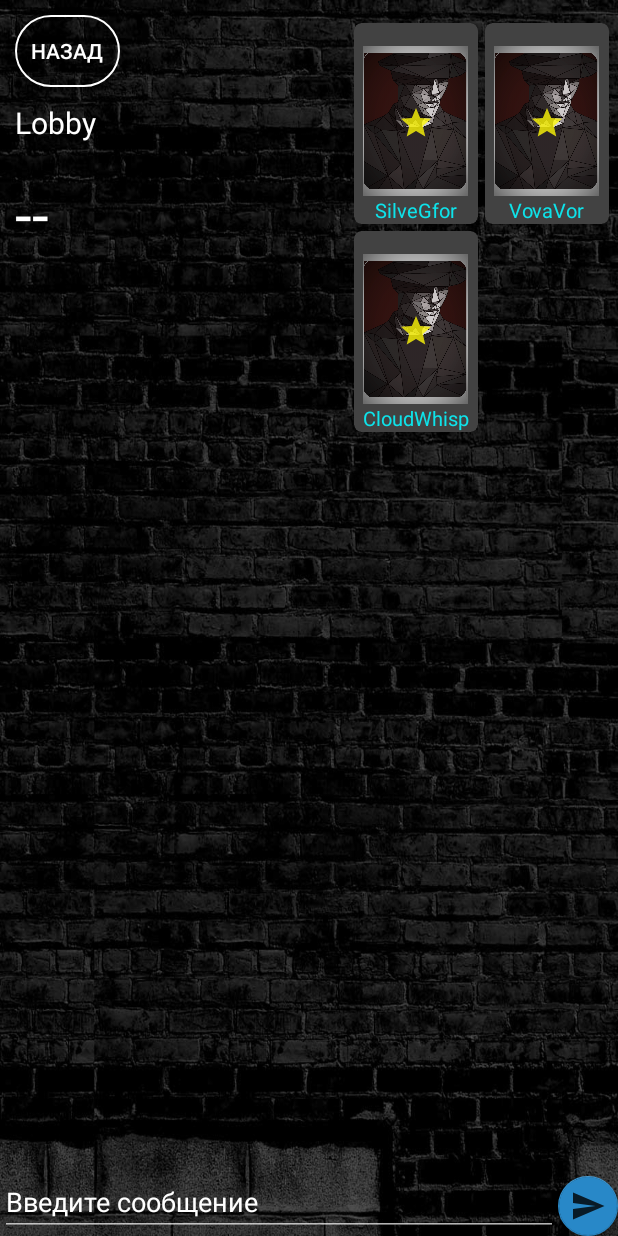
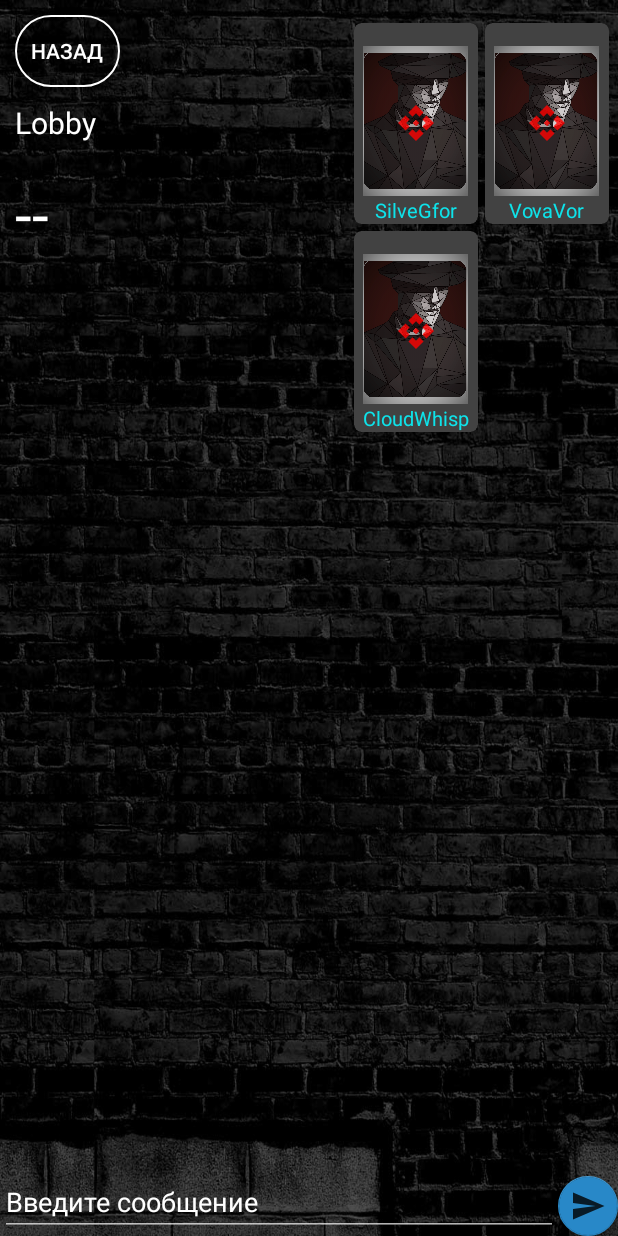
Before and after one commit to SilveGfor/Mafia_Go, an Android app: the fragment GameFragment shown on its own in the app's theme, on a phone screen of 412 x 824 dp. Run offline under Robolectric (Android 15) with nearby library versions, the phone set to English and light mode, and no system bars; libraries missing offline, so code that uses them is left out: io.socket.client, io.socket.emitter; 15 statements that could not run were skipped.

Commit message:
computer 28.04

```diff
--- a/MafiaGo/app/src/main/java/com/example/mafiago/fragments/GameFragment.java
+++ b/MafiaGo/app/src/main/java/com/example/mafiago/fragments/GameFragment.java
@@ -118,7 +118,7 @@ public class GameFragment extends Fragment {
         list_users.add(new UserModel("VovaVor", R.drawable.citizen));
         list_users.add(new UserModel("CloudWhisp", R.drawable.citizen));
 
-        StartAnimation("sheriff");
+        StartAnimation("mafia");
         //StopAnimation();
 
 
```
